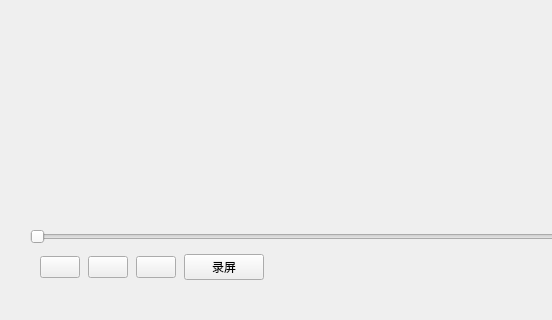
This is FF_Qt/ffmpeg_qt.ui in llk657843/FF_Qt as Qt 5 draws it before an edit; both pictures show x 0 to 552 and y 468 to 788 of the 1065 by 788 pixel window. The edited form follows.
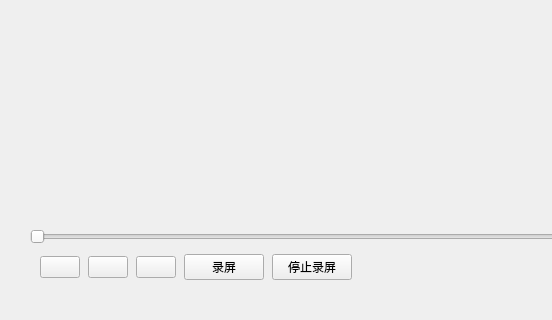
This is the edited form. Custom widgets are drawn as their Qt base class.

```diff
--- a/FF_Qt/ffmpeg_qt.ui
+++ b/FF_Qt/ffmpeg_qt.ui
@@ -178,6 +178,13 @@
            </property>
           </widget>
          </item>
+         <item>
+          <widget class="QPushButton" name="btn_stop_capture">
+           <property name="text">
+            <string>停止录屏</string>
+           </property>
+          </widget>
+         </item>
          <item>
           <spacer name="horizontalSpacer">
            <property name="orientation">
```
